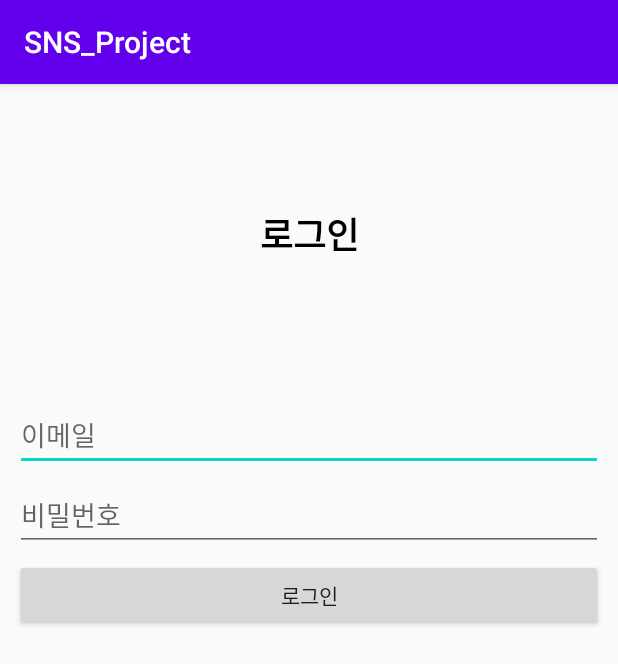
After one commit to ksw5126/SNS_Project, an Android app: the LoginActivity screen opened directly, with no data from a screen before it, on a phone screen of 412 x 824 dp. The commit adds this screen. Shown: the top 664 px of the screen. Run offline under Robolectric (Android 15) with nearby library versions, the phone set to English and light mode, and no system bars; our stand-ins replace Firebase (no records; nobody signed in at launch, a user with empty details on screens opened directly).

Commit message:
#3 login

```diff
--- a/app/src/main/AndroidManifest.xml
+++ b/app/src/main/AndroidManifest.xml
@@ -10,13 +10,16 @@
         android:roundIcon="@mipmap/ic_launcher_round"
         android:supportsRtl="true"
         android:theme="@style/AppTheme">
-        <activity android:name=".SignUpActivity">
+        <activity android:name=".MainActivity">
             <intent-filter>
                 <action android:name="android.intent.action.MAIN" />
 
                 <category android:name="android.intent.category.LAUNCHER" />
             </intent-filter>
+
         </activity>
+        <activity android:name=".LoginActivity"/>
+        <activity android:name=".SignUpActivity"/>
     </application>
 
 </manifest>
--- /dev/null
+++ b/app/src/main/java/com/example/sns_project/LoginActivity.java
@@ -0,0 +1,96 @@
+package com.example.sns_project;
+
+import android.content.Intent;
+import android.os.Bundle;
+import android.view.View;
+import android.widget.EditText;
+import android.widget.Toast;
+
+import androidx.annotation.NonNull;
+import androidx.appcompat.app.AppCompatActivity;
+
+import com.google.android.gms.tasks.OnCompleteListener;
+import com.google.android.gms.tasks.Task;
+import com.google.firebase.auth.AuthResult;
+import com.google.firebase.auth.FirebaseAuth;
+import com.google.firebase.auth.FirebaseUser;
+
+public class LoginActivity extends AppCompatActivity {
+
+    private static final String TAG = "SignActivity";
+    private FirebaseAuth mAuth; // 인스턴스
+
+
+    @Override
+    protected void onCreate(Bundle savedInstanceState) {
+        super.onCreate(savedInstanceState);
+        setContentView(R.layout.activity_login);
+
+        mAuth = FirebaseAuth.getInstance(); // 인스턴스 초기화
+
+        findViewById(R.id.loginButton).setOnClickListener(onClickListener);
+
+    }
+
+    @Override
+    protected void onStart() {
+        super.onStart();
+        FirebaseUser currentUser = mAuth.getCurrentUser();
+    }
+
+    View.OnClickListener onClickListener = new View.OnClickListener() {
+        @Override
+        public void onClick(View v) {
+            switch (v.getId()) {
+                case R.id.loginButton:
+                    signUp();
+//                    Log.e("클릭", "클릭");
+                    break;
+            }
+        }
+    };
+
+    private void signUp() {
+
+        String email = ((EditText)findViewById(R.id.emailEditText)).getText().toString();
+        String password = ((EditText)findViewById(R.id.passwordEditText)).getText().toString();
+
+        if(email.length() > 0 && password.length() > 0 ) {
+
+            mAuth.signInWithEmailAndPassword(email, password)
+                    .addOnCompleteListener(this, new OnCompleteListener<AuthResult>() {
+                        @Override
+                        public void onComplete(@NonNull Task<AuthResult> task) {
+                            if (task.isSuccessful()) {
+                                FirebaseUser user = mAuth.getCurrentUser();
+                                StartToast("로그인에 성공 했습니다.");
+                                startMainActivity();
+                            } else {
+                                if(task.getException() != null) {
+                                    StartToast(task.getException().toString());
+                                }
+                            }
+
+                            // ...
+                        }
+                    });
+
+            }
+        else {
+            StartToast("이메일 또는 비밀번호를 입력해주세요.");
+        }
+
+
+    }
+
+    private void StartToast(String msg) {
+        Toast.makeText(this, msg, Toast.LENGTH_SHORT).show();
+    }
+
+    private void startMainActivity() {
+        Intent intent = new Intent(this, MainActivity.class);
+        intent.addFlags(Intent.FLAG_ACTIVITY_CLEAR_TOP);
+        startActivity(intent);
+    }
+
+}
--- /dev/null
+++ b/app/src/main/res/layout/activity_login.xml
@@ -0,0 +1,50 @@
+<?xml version="1.0" encoding="utf-8"?>
+<LinearLayout
+    xmlns:android="http://schemas.android.com/apk/res/android"
+    android:orientation="vertical"
+    android:layout_width="match_parent"
+    android:layout_height="match_parent">
+
+    <TextView
+        android:id="@+id/textView"
+        android:layout_width="match_parent"
+        android:layout_height="200dp"
+        android:gravity="center"
+        android:text="로그인"
+        android:textColor="#FF000000"
+        android:textSize="24sp"
+        android:textStyle="bold" />
+
+    <LinearLayout
+        android:layout_width="match_parent"
+        android:layout_height="wrap_content"
+        android:orientation="vertical"
+
+        android:padding="10dp">
+
+        <EditText
+            android:id="@+id/emailEditText"
+            android:layout_width="match_parent"
+            android:layout_height="wrap_content"
+            android:layout_marginBottom="5dp"
+            android:ems="10"
+            android:hint="이메일"
+            android:inputType="textEmailAddress" />
+
+        <EditText
+            android:id="@+id/passwordEditText"
+            android:layout_width="match_parent"
+            android:layout_height="wrap_content"
+            android:layout_marginBottom="5dp"
+            android:ems="10"
+            android:hint="비밀번호"
+            android:inputType="textPassword" />
+
+        <Button
+            android:id="@+id/loginButton"
+            android:layout_width="match_parent"
+            android:layout_height="wrap_content"
+            android:text="로그인" />
+
+    </LinearLayout>
+</LinearLayout>
```
Also changed, not shown: app/src/main/java/com/example/sns_project/MainActivity.java (+29 -0 lines), app/src/main/java/com/example/sns_project/SignUpActivity.java (+38 -13 lines), app/src/main/res/layout/activity_main.xml (+5 -9 lines), app/src/main/res/layout/activity_sign_up.xml (+7 -1 lines).
